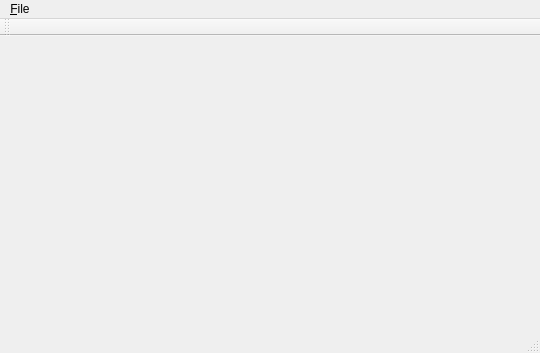
Qt form mainwindow.ui (Glanzick/IB_API) before a commit.
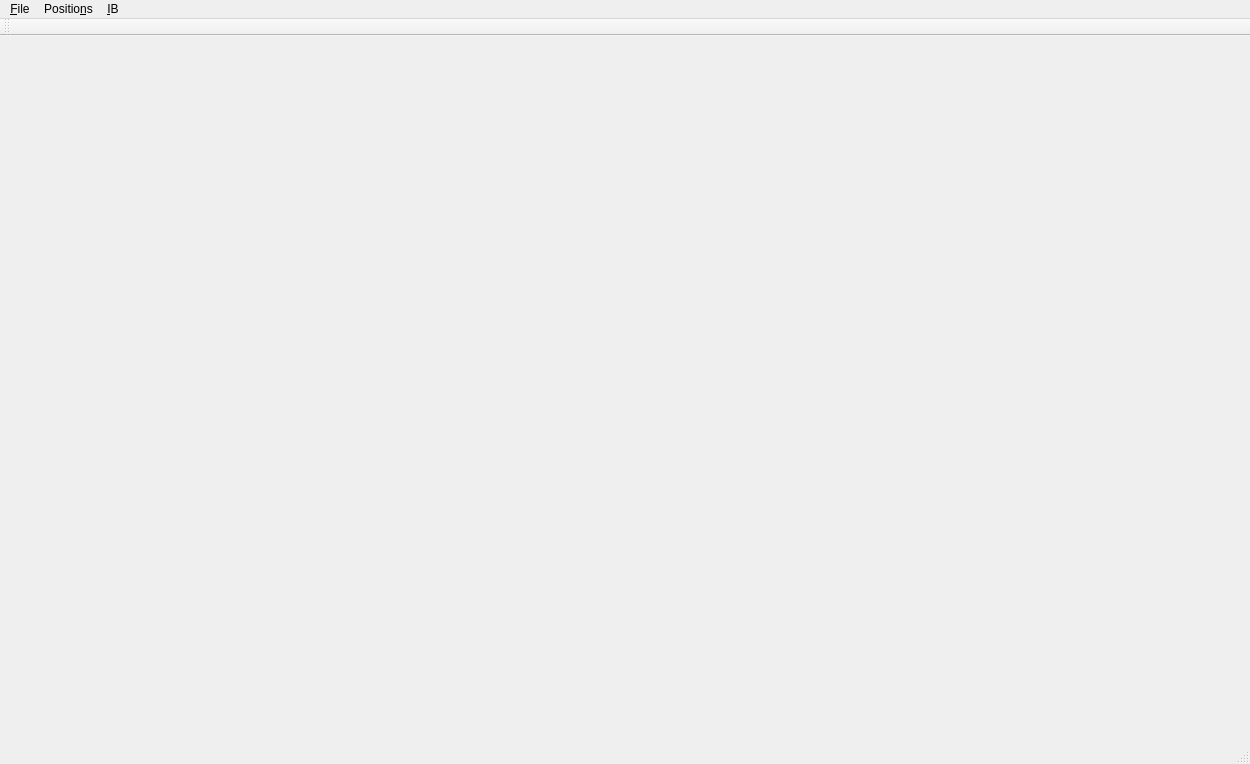
The same form after that commit.

What changed in the file:
```diff
--- a/mainwindow.ui
+++ b/mainwindow.ui
@@ -6,8 +6,8 @@
    <rect>
     <x>0</x>
     <y>0</y>
-    <width>540</width>
-    <height>353</height>
+    <width>1250</width>
+    <height>764</height>
    </rect>
   </property>
   <property name="windowTitle">
@@ -19,8 +19,8 @@
     <rect>
      <x>0</x>
      <y>0</y>
-     <width>540</width>
-     <height>30</height>
+     <width>1250</width>
+     <height>20</height>
     </rect>
    </property>
    <property name="defaultUp">
@@ -31,8 +31,24 @@
      <string>&amp;File</string>
     </property>
     <addaction name="action_Open_Database"/>
+    <addaction name="separator"/>
+    <addaction name="action_quit"/>
+   </widget>
+   <widget class="QMenu" name="menuPositions">
+    <property name="title">
+     <string>Positio&amp;ns</string>
+    </property>
+    <addaction name="actionEdit_Options"/>
+   </widget>
+   <widget class="QMenu" name="menuIB">
+    <property name="title">
+     <string>&amp;IB</string>
+    </property>
+    <addaction name="action_Connect"/>
    </widget>
    <addaction name="menu_File"/>
+   <addaction name="menuPositions"/>
+   <addaction name="menuIB"/>
   </widget>
   <widget class="QToolBar" name="mainToolBar">
    <attribute name="toolBarArea">
```
Left out of the diff: 58 changed lines with no effect on the pictures.
